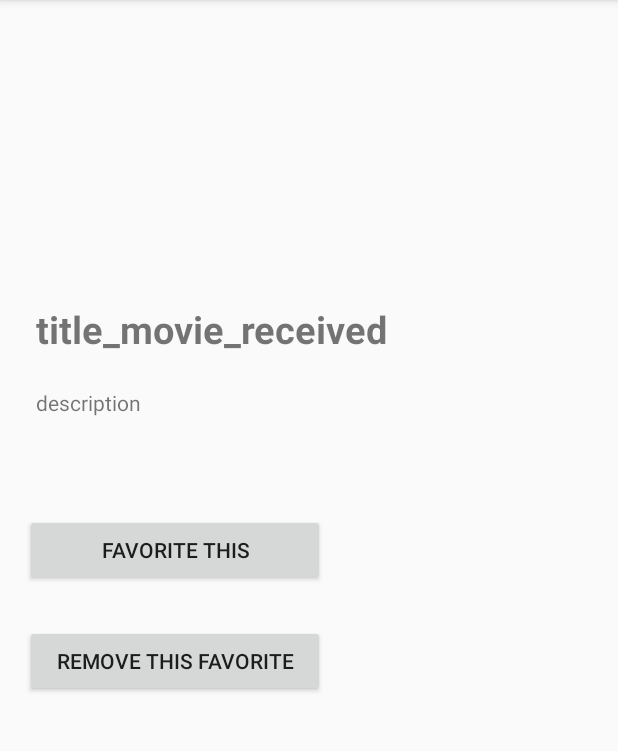
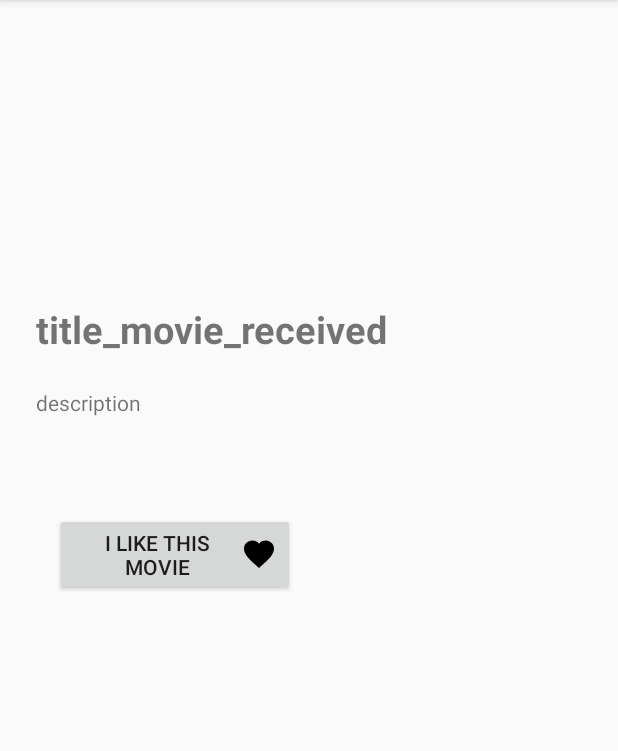
Before and after one commit to komangss/Submission-Menjadi-Android-Developer-Expert, an Android app: the DetailMovieActivity screen opened directly, with no data from a screen before it, on a phone screen of 412 x 824 dp, the part 84-835 px from its top. Run offline under Robolectric (Android 15) with nearby library versions, the phone set to English and light mode, and no system bars; our stand-ins replace Room's generated code; pictures from the network do not load.

Commit message:
Menyelesaikan favorite Movie. menghilangkan swipe to delete

```diff
--- a/app/src/main/java/com/dicoding/submissionmade2_1/activity/DetailMovieActivity.java
+++ b/app/src/main/java/com/dicoding/submissionmade2_1/activity/DetailMovieActivity.java
@@ -33,7 +33,7 @@ public class DetailMovieActivity extends AppCompatActivity {
 
 
     @Override
-    protected void onCreate(Bundle savedInstanceState) {
+    protected void onCreate(Bundle savedInstanceState) throws NullPointerException {
         super.onCreate(savedInstanceState);
         setContentView(R.layout.activity_detail_movie);
 
@@ -41,8 +41,6 @@ public class DetailMovieActivity extends AppCompatActivity {
                 tvDescription = findViewById(R.id.txt_description_received);
         ImageView imgPoster = findViewById(R.id.img_received);
         Button btn_favorite_this_movie = findViewById(R.id.favorite_this_movie);
-        Button btn_remove_this_favorite_movie = findViewById(R.id.remove_favorite_movie);
-
 
         try {
             Movie movie = getIntent().getParcelableExtra(EXTRA_MOVIE);
@@ -66,20 +64,11 @@ public class DetailMovieActivity extends AppCompatActivity {
 
         favoriteMovieViewModel = ViewModelProviders.of(this).get(FavoriteMovieViewModel.class);
 
-        try {
+        dataCheck = favoriteMovieViewModel.getAllFavoriteMovieById(idMovie);
 
-            dataCheck = favoriteMovieViewModel.getAllFavoriteMovieById(idMovie);
+        // kalau ga ada data yg terdeteksi
+        booleanApakahFavoriteMovieIniAda = dataCheck != null;
 
-            if (dataCheck == null) { // kalau ga ada data yg terdeteksi
-                booleanApakahFavoriteMovieIniAda = false;
-            } else {
-                booleanApakahFavoriteMovieIniAda = true;
-            }
-
-
-        } catch (NullPointerException e) {
-            Log.d("ini bug nya", e.getMessage());
-        }
 
         btn_favorite_this_movie.setOnClickListener(new View.OnClickListener() {
             @Override
@@ -94,68 +83,21 @@ public class DetailMovieActivity extends AppCompatActivity {
             }
         });
 
-        btn_remove_this_favorite_movie.setOnClickListener(new View.OnClickListener() {
-            @Override
-            public void onClick(View v) {
-                Toast.makeText(DetailMovieActivity.this, "movie ini tidak difavoritkan", Toast.LENGTH_SHORT).show();
-                favoritkanMovieIni(true);
-            }
-        });
-
     }
-
-//    @Override
-//    public void onBackPressed() {
-//        favoriteMovieViewModel = ViewModelProviders.of(this).get(FavoriteMovieViewModel.class);
-//        if (!booleanApakahFavoriteMovieIniAda) {
-////            insert
-//            favoriteMovieViewModel.insert(favoriteMovie);
-//            finish();
-//        } else {
-//            favoriteMovieViewModel.delete(favoriteMovie);
-//            finish();
-//        }
-//    }
-
-
-//    Atau
-//
-//    @Override
-//    protected void onDestroy() {
-//        super.onDestroy();
-//        favoriteMovieViewModel = ViewModelProviders.of(this).get(FavoriteMovieViewModel.class);
-//        if (!booleanApakahFavoriteMovieIniAda) {
-////            insert
-//            favoriteMovieViewModel.insert(favoriteMovie);
-//            finish();
-//        } else {
-//            favoriteMovieViewModel.delete(favoriteMovie);
-//            finish();
-//        }
-//    }
 
     private void favoritkanMovieIni(Boolean booleanApakahFavoriteMovieIniAda) {
         if (!booleanApakahFavoriteMovieIniAda) { // false
 //            insert
             Log.d("insert data", "berhasil");
             favoriteMovieViewModel.insert(favoriteMovie);
-            this.booleanApakahFavoriteMovieIniAda = true;
         } else { // true
             try {
-                Log.d("delete data", "berhasil kesini");
-//                this.favoriteMovieViewModel.delete(this.favoriteMovie);
                 favoriteMovieViewModel.deleteMovieById(idMovie);
-                this.booleanApakahFavoriteMovieIniAda = false;
+                dataCheck = null;
             } catch (ExceptionInInitializerError e) {
-                Log.d("asu", "asuuuuuu");
                 e.printStackTrace();
             }
         }
     }
 
-    private void hilangkanFavoritMovieIni() {
-        Log.d("delete data", "berhasil kesini");
-        favoriteMovieViewModel.delete(favoriteMovie);
-        this.booleanApakahFavoriteMovieIniAda = false;
-    }
 }
--- a/app/src/main/res/layout/activity_detail_movie.xml
+++ b/app/src/main/res/layout/activity_detail_movie.xml
@@ -1,7 +1,6 @@
 <?xml version="1.0" encoding="utf-8"?>
 <androidx.constraintlayout.widget.ConstraintLayout xmlns:android="http://schemas.android.com/apk/res/android"
     xmlns:app="http://schemas.android.com/apk/res-auto"
-    xmlns:tools="http://schemas.android.com/tools"
     android:layout_width="match_parent"
     android:layout_height="match_parent"
     android:padding="16dp">
@@ -44,27 +43,16 @@
 
     <Button
         android:id="@+id/favorite_this_movie"
-        android:layout_width="200dp"
+        android:layout_width="160dp"
         android:layout_height="wrap_content"
         android:layout_marginStart="16dp"
         android:layout_marginEnd="195dp"
-        android:text="Favorite This"
+        android:drawableEnd="@drawable/ic_favorite_black_24dp"
+        android:text="@string/favorite_this_movie"
         app:layout_constraintBottom_toBottomOf="parent"
         app:layout_constraintEnd_toEndOf="parent"
         app:layout_constraintStart_toStartOf="parent"
         app:layout_constraintTop_toBottomOf="@+id/txt_description_received"
         app:layout_constraintVertical_bias="0.083" />
 
-    <Button
-        android:id="@+id/remove_favorite_movie"
-        android:layout_width="200dp"
-        android:layout_height="wrap_content"
-        android:layout_marginStart="16dp"
-        android:layout_marginEnd="195dp"
-        android:text="Remove This Favorite"
-        app:layout_constraintBottom_toBottomOf="parent"
-        app:layout_constraintEnd_toEndOf="parent"
-        app:layout_constraintStart_toStartOf="parent"
-        app:layout_constraintTop_toBottomOf="@+id/favorite_this_movie"
-        app:layout_constraintVertical_bias="0.083" />
 </androidx.constraintlayout.widget.ConstraintLayout>
--- a/app/src/main/res/values/strings.xml
+++ b/app/src/main/res/values/strings.xml
@@ -14,7 +14,7 @@
     <string name="description" translatable="false">description</string>
     <string name="title_movie_received2" translatable="false">title_movie_received2</string>
 
-    <!-- TODO: Remove or change this placeholder text -->
-    <string name="hello_blank_fragment">Hello blank fragment</string>
-
+    <string name="favorite_this_movie">I Like This Movie</string>
+    <string name="favorite_movie">Favorite Movie</string>
+    <string name="favorite_tv_show">Favorite Tv Show</string>
 </resources>
```
Also changed, not shown: app/src/main/java/com/dicoding/submissionmade2_1/Adapter/FavoriteMovieAdapter.java (+1 -6 lines), app/src/main/java/com/dicoding/submissionmade2_1/activity/FavoriteMovieActivity.java (+2 -24 lines), app/src/main/res/layout/fragment_favorite.xml (+9 -5 lines), 1 other file.
